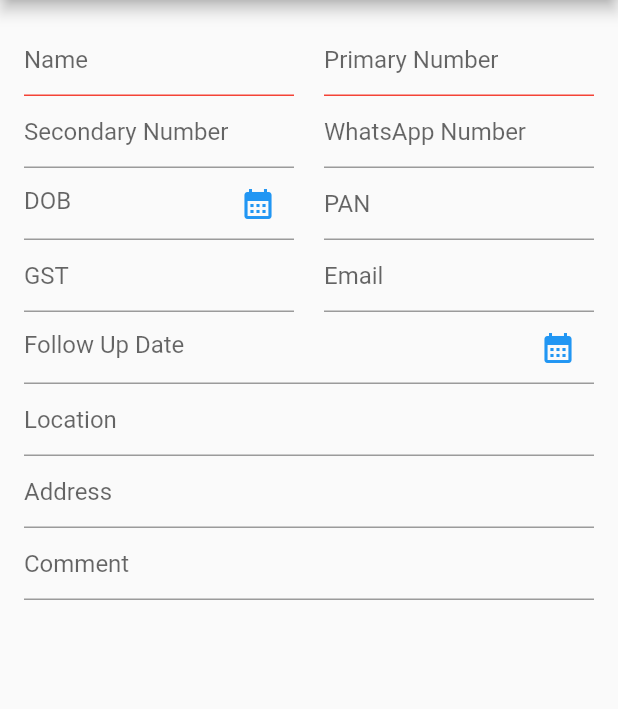
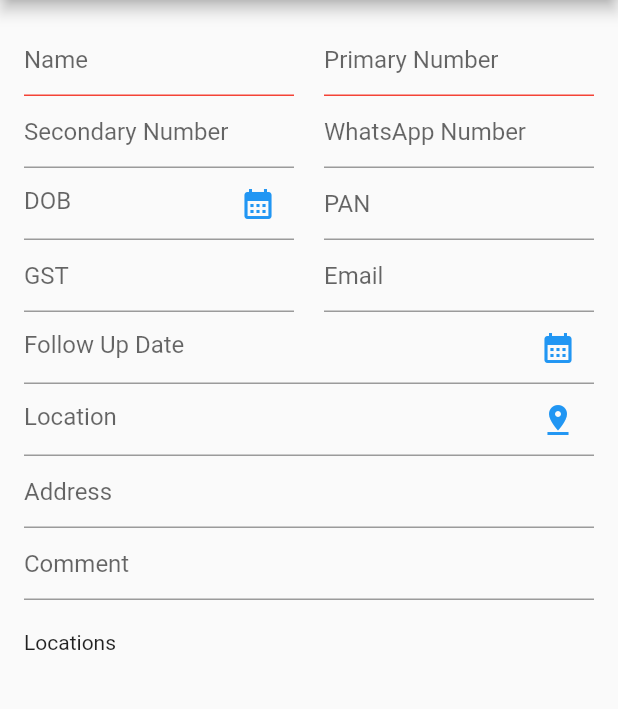
Before and after one commit to remiramkings/new_model, a Flutter app: the screen it shows after launch, on a phone screen of 412 x 824 dp, the part 84-793 px from its top. Run offline on Flutter 3.47's test engine with Material 2 defaults, Android fonts, the phone set to English and light mode, and no system bars.

Commit message:
Location popup implemented

```diff
--- /dev/null
+++ b/lib/model/location_model.dart
@@ -0,0 +1,38 @@
+import 'dart:convert';
+
+class LocationModel {
+  String name;
+  String type;
+  String lattitude;
+  String Longitude;
+  String link;
+  String address;
+  bool isDefault;
+
+  LocationModel({
+    required this.name,
+    required this.type,
+    required this.lattitude,
+    required this.Longitude,
+    required this.link,
+    required this.address,
+    required this.isDefault,
+  });
+
+  String toJson(){
+    return jsonEncode({
+      'name': name,
+      'type': type,
+      'lattitude': lattitude,
+      'Longitude': Longitude,
+      'link': link,
+      'address': address,
+      'isDefault': isDefault,
+    });
+  }
+
+  @override
+  String toString(){
+    return '${name}, ${type}, ${lattitude}, ${Longitude}, ${link}, ${address}, ${isDefault}';
+  }
+}
--- a/lib/new_client.dart
+++ b/lib/new_client.dart
@@ -1,6 +1,8 @@
 import 'package:flutter/material.dart';
 import 'package:intl/intl.dart';
+import 'package:new_model_project/location_details.dart';
 import 'package:new_model_project/model/client_model.dart';
+import 'package:new_model_project/model/location_model.dart';
 import 'package:new_model_project/service/client_service.dart';
 
 class NewClient extends StatefulWidget {
@@ -11,6 +13,8 @@ class NewClient extends StatefulWidget {
 }
 
 class _NewClientState extends State<NewClient> {
+
+  List<LocationModel> locations = [];
 
   TextEditingController nameController = TextEditingController();
   TextEditingController primaryNumberController = TextEditingController();
@@ -202,7 +206,23 @@ class _NewClientState extends State<NewClient> {
           TextFormField(
             decoration: InputDecoration(
                     hintText: 'Location',
-
+                   suffixIcon: InkWell(
+                     child: Icon(Icons.pin_drop,
+                     color: Colors.blue,),
+                    onTap: (){
+                       showDialog(
+                context: context,
+                builder: (BuildContext context) =>
+                    AlertDialog(content: LocationDetails(
+                      onSaved: (locationModel) {
+                        setState(() {
+                          locations.add(locationModel);
+                        });
+                      },
+                    )),
+                       );
+                    },
+                   )
                   ),
                   controller: locationController,
           ),
@@ -219,6 +239,23 @@ class _NewClientState extends State<NewClient> {
 
                   ),
                   controller: commentController,
+          ),
+          SizedBox(height: 20),
+          Container(alignment: Alignment.centerLeft, child: Text('Locations')),
+          Expanded(
+            flex: 1,
+            child: ListView.builder(
+              itemCount: locations.length,
+              itemBuilder: (context, index) {
+                LocationModel locModel = locations[index];
+                return Container(
+                  decoration: BoxDecoration(
+                    border: Border(bottom: BorderSide(color: Colors.grey, width: 1))
+                  ),
+                  child: Text('${locModel.toString()}'),
+                );
+              },
+            )
           )
         ]),
     )
```
Also changed, not shown: lib/location_details.dart (added, +136 -0 lines).
